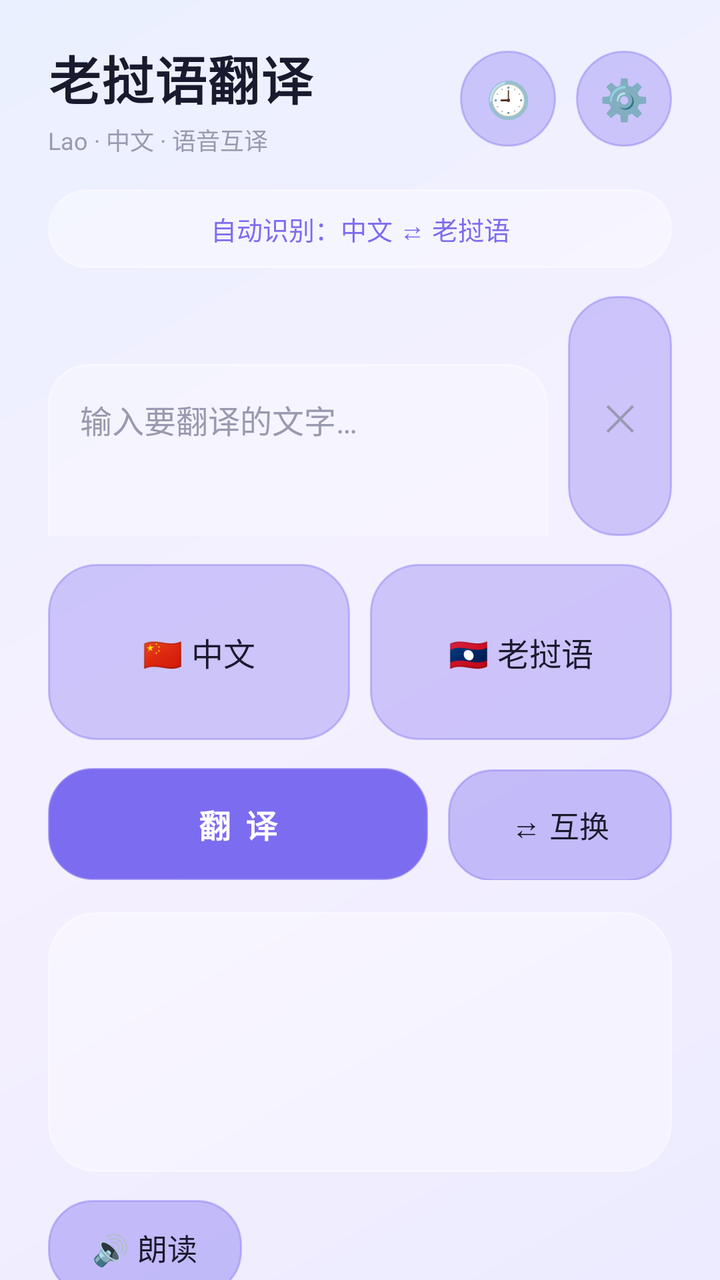
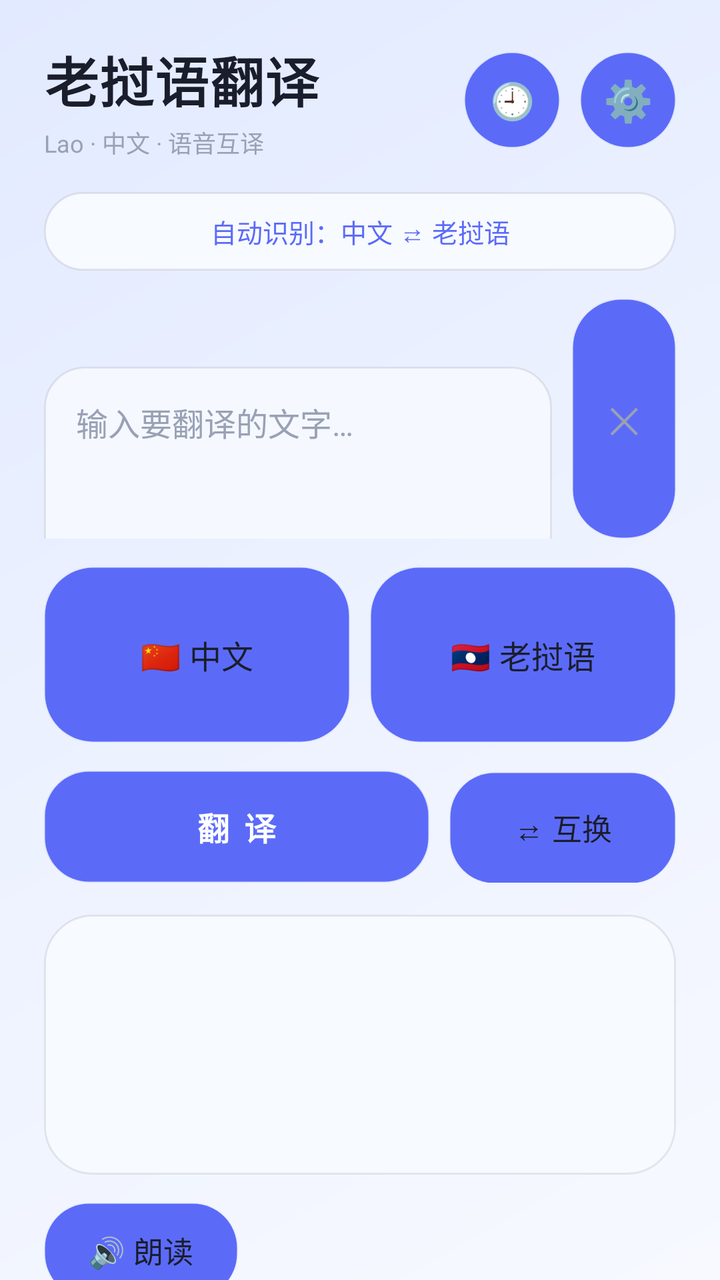

Screens rendered from an Android XML layout before and after an edit, with the pre-edit source and the edit as a unified diff.
<!-- AndroidManifest.xml: application theme Theme.LaoTran -->
<!-- res/layout/activity_main.xml -->
<?xml version="1.0" encoding="utf-8"?>
<ScrollView xmlns:android="http://schemas.android.com/apk/res/android"
    android:layout_width="match_parent"
    android:layout_height="match_parent"
    android:fitsSystemWindows="true"
    android:fillViewport="true"
    android:scrollbars="none">

    <LinearLayout
        android:layout_width="match_parent"
        android:layout_height="wrap_content"
        android:orientation="vertical"
        android:paddingStart="24dp"
        android:paddingEnd="24dp"
        android:paddingTop="20dp"
        android:paddingBottom="24dp">

        
        <LinearLayout
            android:layout_width="match_parent"
            android:layout_height="wrap_content"
            android:orientation="horizontal"
            android:gravity="center_vertical">

            <LinearLayout
                android:layout_width="0dp"
                android:layout_height="wrap_content"
                android:layout_weight="1"
                android:orientation="vertical">

                <TextView
                    android:layout_width="wrap_content"
                    android:layout_height="wrap_content"
                    android:text="@string/app_name"
                    android:textSize="26sp"
                    android:textStyle="bold"
                    android:textColor="@color/text_primary"
                    android:letterSpacing="0.02" />

                <TextView
                    android:layout_width="wrap_content"
                    android:layout_height="wrap_content"
                    android:text="@string/app_subtitle"
                    android:textSize="12sp"
                    android:textColor="@color/text_hint"
                    android:layout_marginTop="3dp" />
            </LinearLayout>

            <Button
                android:id="@+id/historyBtn"
                android:layout_width="48dp"
                android:layout_height="48dp"
                android:minWidth="0dp"
                android:minHeight="0dp"
                android:padding="0dp"
                android:background="@drawable/bg_glass_card"
                android:text="🕘"
                android:textSize="18sp"
                android:insetTop="0dp"
                android:insetBottom="0dp"
                android:layout_marginEnd="10dp" />
            <Button
                android:id="@+id/settingsBtn"
                android:layout_width="48dp"
                android:layout_height="48dp"
                android:minWidth="0dp"
                android:minHeight="0dp"
                android:padding="0dp"
                android:background="@drawable/bg_glass_card"
                android:text="⚙️"
                android:textSize="20sp"
                android:insetTop="0dp"
                android:insetBottom="0dp" />
        </LinearLayout>

        
        <TextView
            android:id="@+id/dirLabel"
            android:layout_width="match_parent"
            android:layout_height="wrap_content"
            android:background="@drawable/bg_glass_chip"
            android:paddingStart="16dp"
            android:paddingEnd="16dp"
            android:paddingTop="10dp"
            android:paddingBottom="10dp"
            android:gravity="center"
            android:text="@string/auto_recognize"
            android:textSize="13sp"
            android:textColor="@color/accent_purple"
            android:clickable="true"
            android:focusable="true"
            android:contentDescription="翻译方向：点击切换 自动 / 中文转老挝语 / 老挝语转中文"
            android:layout_marginTop="16dp" />

        
        <LinearLayout
            android:layout_width="match_parent"
            android:layout_height="wrap_content"
            android:orientation="horizontal"
            android:gravity="top"
            android:layout_marginTop="14dp">

            <EditText
                android:id="@+id/inputText"
                android:layout_width="0dp"
                android:layout_height="wrap_content"
                android:layout_weight="1"
                android:minHeight="120dp"
                android:gravity="top|start"
                android:background="@drawable/bg_glass_input"
                android:padding="16dp"
                android:hint="@string/hint_input"
                android:textColorHint="@color/text_hint"
                android:textColor="@color/text_primary"
                android:textSize="16sp"
                android:inputType="textMultiLine"
                android:minLines="4" />

            <Button
                android:id="@+id/clearBtn"
                android:layout_width="52dp"
                android:layout_height="120dp"
                android:minWidth="0dp"
                android:minHeight="0dp"
                android:padding="0dp"
                android:insetTop="0dp"
                android:insetBottom="0dp"
                android:layout_marginStart="10dp"
                android:background="@drawable/bg_glass_card"
                android:text="@string/clear_btn"
                android:textSize="18sp"
                android:textColor="@color/text_hint"
                android:contentDescription="@string/clear_cd" />
        </LinearLayout>

        
        <LinearLayout
            android:layout_width="match_parent"
            android:layout_height="wrap_content"
            android:orientation="horizontal"
            android:layout_marginTop="14dp">

            <Button
                android:id="@+id/voiceZhBtn"
                android:layout_width="0dp"
                android:layout_height="88dp"
                android:layout_weight="1"
                android:minWidth="0dp"
                android:minHeight="0dp"
                android:insetTop="0dp"
                android:insetBottom="0dp"
                android:padding="0dp"
                android:background="@drawable/bg_glass_card"
                android:text="@string/voice_zh"
                android:textSize="16sp"
                android:textColor="@color/text_primary"
                android:contentDescription="@string/cd_voice_zh"
                android:layout_marginEnd="10dp" />

            <Button
                android:id="@+id/voiceLaBtn"
                android:layout_width="0dp"
                android:layout_height="88dp"
                android:layout_weight="1"
                android:minWidth="0dp"
                android:minHeight="0dp"
                android:insetTop="0dp"
                android:insetBottom="0dp"
                android:padding="0dp"
                android:background="@drawable/bg_glass_card"
                android:text="@string/voice_lo"
                android:textSize="16sp"
                android:textColor="@color/text_primary"
                android:contentDescription="@string/cd_voice_la" />
        </LinearLayout>

        
        <LinearLayout
            android:layout_width="match_parent"
            android:layout_height="wrap_content"
            android:orientation="horizontal"
            android:layout_marginTop="14dp">

            <Button
                android:id="@+id/translateBtn"
                android:layout_width="0dp"
                android:layout_height="56dp"
                android:layout_weight="1.7"
                android:minWidth="0dp"
                android:minHeight="0dp"
                android:insetTop="0dp"
                android:insetBottom="0dp"
                android:background="@drawable/bg_glass_primary"
                android:text="@string/btn_translate"
                android:textSize="16sp"
                android:textStyle="bold"
                android:textColor="#FFFFFF"
                android:letterSpacing="0.1"
                android:layout_marginEnd="10dp" />

            <Button
                android:id="@+id/swapBtn"
                android:layout_width="0dp"
                android:layout_height="56dp"
                android:layout_weight="1"
                android:minWidth="0dp"
                android:minHeight="0dp"
                android:insetTop="0dp"
                android:insetBottom="0dp"
                android:background="@drawable/bg_glass_secondary"
                android:text="@string/btn_swap"
                android:textSize="15sp"
                android:textColor="@color/text_primary" />
        </LinearLayout>

        
        <TextView
            android:id="@+id/resultText"
            android:layout_width="match_parent"
            android:layout_height="wrap_content"
            android:minHeight="130dp"
            android:gravity="top|start"
            android:background="@drawable/bg_glass_card"
            android:padding="16dp"
            android:textSize="18sp"
            android:textColor="@color/text_primary"
            android:lineSpacingExtra="4dp"
            android:text=""
            android:layout_marginTop="16dp" />

        
        <Button
            android:id="@+id/speakBtn"
            android:layout_width="wrap_content"
            android:layout_height="48dp"
            android:minWidth="0dp"
            android:minHeight="0dp"
            android:insetTop="0dp"
            android:insetBottom="0dp"
            android:paddingStart="22dp"
            android:paddingEnd="22dp"
            android:background="@drawable/bg_glass_secondary"
            android:text="@string/btn_speak"
            android:textSize="15sp"
            android:textColor="@color/text_primary"
            android:layout_marginTop="14dp" />

        <LinearLayout
            android:layout_width="match_parent"
            android:layout_height="wrap_content"
            android:orientation="vertical"
            android:layout_marginTop="14dp">

            <TextView
                android:layout_width="wrap_content"
                android:layout_height="wrap_content"
                android:text="@string/speed_label"
                android:textSize="12sp"
                android:textColor="@color/text_hint" />

            <RadioGroup
                android:id="@+id/speedGroup"
                android:layout_width="match_parent"
                android:layout_height="wrap_content"
                android:orientation="horizontal"
                android:background="@drawable/bg_glass_pill"
                android:padding="4dp"
                android:layout_marginTop="6dp">

                <RadioButton
                    android:id="@+id/speed075"
                    android:layout_width="0dp"
                    android:layout_height="40dp"
                    android:layout_weight="1"
                    android:button="@null"
                    android:background="@drawable/bg_radio_seg"
                    android:gravity="center"
                    android:text="0.75"
                    android:textSize="12sp"
                    android:textColor="@color/text_seg_selector" />

                <RadioButton
                    android:id="@+id/speed100"
                    android:layout_width="0dp"
                    android:layout_height="40dp"
                    android:layout_weight="1"
                    android:button="@null"
                    android:background="@drawable/bg_radio_seg"
                    android:gravity="center"
                    android:text="1.0"
                    android:textSize="12sp"
                    android:textColor="@color/text_seg_selector"
                    android:checked="true" />

                <RadioButton
                    android:id="@+id/speed125"
                    android:layout_width="0dp"
                    android:layout_height="40dp"
                    android:layout_weight="1"
                    android:button="@null"
                    android:background="@drawable/bg_radio_seg"
                    android:gravity="center"
                    android:text="1.25"
                    android:textSize="12sp"
                    android:textColor="@color/text_seg_selector" />

                <RadioButton
                    android:id="@+id/speed150"
                    android:layout_width="0dp"
                    android:layout_height="40dp"
                    android:layout_weight="1"
                    android:button="@null"
                    android:background="@drawable/bg_radio_seg"
                    android:gravity="center"
                    android:text="1.5"
                    android:textSize="12sp"
                    android:textColor="@color/text_seg_selector" />

                <RadioButton
                    android:id="@+id/speed200"
                    android:layout_width="0dp"
                    android:layout_height="40dp"
                    android:layout_weight="1"
                    android:button="@null"
                    android:background="@drawable/bg_radio_seg"
                    android:gravity="center"
                    android:text="2.0"
                    android:textSize="12sp"
                    android:textColor="@color/text_seg_selector" />
            </RadioGroup>
        </LinearLayout>

        <TextView
            android:id="@+id/statusText"
            android:layout_width="match_parent"
            android:layout_height="wrap_content"
            android:textSize="12sp"
            android:textColor="@color/text_hint"
            android:layout_marginTop="12dp" />

    </LinearLayout>
</ScrollView>
<!-- resources referenced by this layout -->
<resources>
  <color name="accent_purple">#7C6CF0</color>
  <color name="text_hint">#9999B0</color>
  <color name="text_primary">#1A1A2E</color>
  <!-- drawable bg_glass_card (drawable) -->
  <?xml version="1.0" encoding="utf-8"?>
  <shape xmlns:android="http://schemas.android.com/apk/res/android"
      android:shape="rectangle">
      <corners android:radius="24dp" />
      <solid android:color="@color/glass_card" />
      <stroke
          android:width="1dp"
          android:color="@color/glass_stroke" />
  </shape>
  <!-- drawable bg_glass_chip (drawable) -->
  <?xml version="1.0" encoding="utf-8"?>
  <shape xmlns:android="http://schemas.android.com/apk/res/android"
      android:shape="rectangle">
      <corners android:radius="999dp" />
      <solid android:color="@color/glass_card" />
      <stroke
          android:width="1dp"
          android:color="@color/glass_stroke" />
  </shape>
  <!-- drawable bg_glass_pill (drawable) -->
  <?xml version="1.0" encoding="utf-8"?>
  <shape xmlns:android="http://schemas.android.com/apk/res/android"
      android:shape="rectangle">
      <corners android:radius="18dp" />
      <solid android:color="#33FFFFFF" />
      <stroke
          android:width="1dp"
          android:color="@color/glass_stroke" />
  </shape>
  <!-- drawable bg_radio_seg (drawable) -->
  <?xml version="1.0" encoding="utf-8"?>
  <selector xmlns:android="http://schemas.android.com/apk/res/android">
      <item android:state_checked="true" android:drawable="@drawable/bg_glass_pill_selected" />
      <item android:drawable="@android:color/transparent" />
  </selector>
  <string name="app_name">老挝语翻译</string>
  <string name="app_subtitle">Lao · 中文 · 语音互译</string>
  <string name="auto_recognize">自动识别：中文 ⇄ 老挝语</string>
  <string name="btn_speak">🔊 朗读</string>
  <string name="btn_swap">⇄ 互换</string>
  <string name="btn_translate">翻 译</string>
  <string name="cd_voice_la">老挝语语音输入</string>
  <string name="cd_voice_zh">中文语音输入</string>
  <string name="clear_btn">✕</string>
  <string name="clear_cd">清空输入</string>
  <string name="hint_input">输入要翻译的文字…</string>
  <string name="speed_label">朗读语速</string>
  <string name="voice_lo">🇱🇦 老挝语</string>
  <string name="voice_zh">🇨🇳 中文</string>
  <style name="Theme.LaoTran" parent="Theme.Material3.DayNight.NoActionBar">
          <item name="colorPrimary">@color/accent_purple</item>
          <item name="colorSecondary">@color/accent_blue</item>
          <item name="colorOnPrimary">#FFFFFF</item>
          <item name="android:windowBackground">@drawable/bg_gradient</item>
          <item name="android:statusBarColor">@android:color/transparent</item>
          <item name="android:navigationBarColor">@color/glass_surface</item>
          <item name="android:windowLightStatusBar">true</item>
          <item name="android:windowLightNavigationBar">true</item>
          <item name="android:windowDrawsSystemBarBackgrounds">true</item>
          <item name="android:windowNoTitle">true</item>
          <item name="android:fontFamily">sans-serif</item>
          <item name="android:textColor">@color/text_primary</item>
          <item name="android:colorAccent">@color/accent_purple</item>
      </style>
  <color name="glass_card">#55FFFFFF</color>
  <color name="glass_stroke">#66FFFFFF</color>
  <color name="glass_input">#40FFFFFF</color>
  <color name="accent_blue">#5B9DF6</color>
  <color name="glass_stroke_high">#99FFFFFF</color>
  <color name="glass_card_mid">#66FFFFFF</color>
  <!-- drawable bg_glass_pill_selected (drawable) -->
  <?xml version="1.0" encoding="utf-8"?>
  <shape xmlns:android="http://schemas.android.com/apk/res/android"
      android:shape="rectangle">
      <corners android:radius="14dp" />
      <solid android:color="#E8FFFFFF" />
      <stroke
          android:width="1dp"
          android:color="#CCFFFFFF" />
  </shape>
  <color name="glass_surface">#CCFFFFFF</color>
  <color name="gradient_start">#ECEBFF</color>
  <color name="gradient_mid">#F5F0FF</color>
  <color name="gradient_end">#EAF0FF</color>
  <!-- unchanged entries left out for length: 4 -->
</resources>

<!-- the commit's change to res/layout/activity_main.xml (unified diff, before → after) -->
@@ -10,8 +10,8 @@
         android:layout_width="match_parent"
         android:layout_height="wrap_content"
         android:orientation="vertical"
-        android:paddingStart="24dp"
-        android:paddingEnd="24dp"
+        android:paddingStart="22dp"
+        android:paddingEnd="22dp"
         android:paddingTop="20dp"
         android:paddingBottom="24dp">
 
@@ -32,7 +32,7 @@
                     android:layout_width="wrap_content"
                     android:layout_height="wrap_content"
                     android:text="@string/app_name"
-                    android:textSize="26sp"
+                    android:textSize="27sp"
                     android:textStyle="bold"
                     android:textColor="@color/text_primary"
                     android:letterSpacing="0.02" />
@@ -54,6 +54,7 @@
                 android:minHeight="0dp"
                 android:padding="0dp"
                 android:background="@drawable/bg_glass_card"
+                android:elevation="2dp"
                 android:text="🕘"
                 android:textSize="18sp"
                 android:insetTop="0dp"
@@ -67,18 +68,19 @@
                 android:minHeight="0dp"
                 android:padding="0dp"
                 android:background="@drawable/bg_glass_card"
+                android:elevation="2dp"
                 android:text="⚙️"
                 android:textSize="20sp"
                 android:insetTop="0dp"
                 android:insetBottom="0dp" />
         </LinearLayout>
-
         
         <TextView
             android:id="@+id/dirLabel"
             android:layout_width="match_parent"
             android:layout_height="wrap_content"
             android:background="@drawable/bg_glass_chip"
+            android:elevation="3dp"
             android:paddingStart="16dp"
             android:paddingEnd="16dp"
             android:paddingTop="10dp"
@@ -91,7 +93,6 @@
             android:focusable="true"
             android:contentDescription="翻译方向：点击切换 自动 / 中文转老挝语 / 老挝语转中文"
             android:layout_marginTop="16dp" />
-
         
         <LinearLayout
             android:layout_width="match_parent"
@@ -99,7 +100,6 @@
             android:orientation="horizontal"
             android:gravity="top"
             android:layout_marginTop="14dp">
-
             <EditText
                 android:id="@+id/inputText"
                 android:layout_width="0dp"
@@ -108,6 +108,7 @@
                 android:minHeight="120dp"
                 android:gravity="top|start"
                 android:background="@drawable/bg_glass_input"
+                android:elevation="2dp"
                 android:padding="16dp"
                 android:hint="@string/hint_input"
                 android:textColorHint="@color/text_hint"
@@ -115,7 +116,6 @@
                 android:textSize="16sp"
                 android:inputType="textMultiLine"
                 android:minLines="4" />
-
             <Button
                 android:id="@+id/clearBtn"
                 android:layout_width="52dp"
@@ -127,19 +127,18 @@
                 android:insetBottom="0dp"
                 android:layout_marginStart="10dp"
                 android:background="@drawable/bg_glass_card"
+                android:elevation="2dp"
                 android:text="@string/clear_btn"
                 android:textSize="18sp"
                 android:textColor="@color/text_hint"
                 android:contentDescription="@string/clear_cd" />
         </LinearLayout>
-
         
         <LinearLayout
             android:layout_width="match_parent"
             android:layout_height="wrap_content"
             android:orientation="horizontal"
             android:layout_marginTop="14dp">
-
             <Button
                 android:id="@+id/voiceZhBtn"
                 android:layout_width="0dp"
@@ -151,12 +150,12 @@
                 android:insetBottom="0dp"
                 android:padding="0dp"
                 android:background="@drawable/bg_glass_card"
+                android:elevation="2dp"
                 android:text="@string/voice_zh"
                 android:textSize="16sp"
                 android:textColor="@color/text_primary"
                 android:contentDescription="@string/cd_voice_zh"
                 android:layout_marginEnd="10dp" />
-
             <Button
                 android:id="@+id/voiceLaBtn"
                 android:layout_width="0dp"
@@ -168,19 +167,18 @@
                 android:insetBottom="0dp"
                 android:padding="0dp"
                 android:background="@drawable/bg_glass_card"
+                android:elevation="2dp"
                 android:text="@string/voice_lo"
                 android:textSize="16sp"
                 android:textColor="@color/text_primary"
                 android:contentDescription="@string/cd_voice_la" />
         </LinearLayout>
-
         
         <LinearLayout
             android:layout_width="match_parent"
             android:layout_height="wrap_content"
             android:orientation="horizontal"
             android:layout_marginTop="14dp">
-
             <Button
                 android:id="@+id/translateBtn"
                 android:layout_width="0dp"
@@ -191,13 +189,13 @@
                 android:insetTop="0dp"
                 android:insetBottom="0dp"
                 android:background="@drawable/bg_glass_primary"
+                android:elevation="8dp"
                 android:text="@string/btn_translate"
                 android:textSize="16sp"
                 android:textStyle="bold"
                 android:textColor="#FFFFFF"
                 android:letterSpacing="0.1"
                 android:layout_marginEnd="10dp" />
-
             <Button
                 android:id="@+id/swapBtn"
                 android:layout_width="0dp"
@@ -208,11 +206,11 @@
                 android:insetTop="0dp"
                 android:insetBottom="0dp"
                 android:background="@drawable/bg_glass_secondary"
+                android:elevation="4dp"
                 android:text="@string/btn_swap"
                 android:textSize="15sp"
                 android:textColor="@color/text_primary" />
         </LinearLayout>
-
         
         <TextView
             android:id="@+id/resultText"
@@ -221,14 +219,13 @@
             android:minHeight="130dp"
             android:gravity="top|start"
             android:background="@drawable/bg_glass_card"
+            android:elevation="4dp"
             android:padding="16dp"
             android:textSize="18sp"
             android:textColor="@color/text_primary"
             android:lineSpacingExtra="4dp"
             android:text=""
             android:layout_marginTop="16dp" />
-
-        
         <Button
             android:id="@+id/speakBtn"
             android:layout_width="wrap_content"
@@ -240,33 +237,31 @@
             android:paddingStart="22dp"
             android:paddingEnd="22dp"
             android:background="@drawable/bg_glass_secondary"
+            android:elevation="4dp"
             android:text="@string/btn_speak"
             android:textSize="15sp"
             android:textColor="@color/text_primary"
             android:layout_marginTop="14dp" />
-
         <LinearLayout
             android:layout_width="match_parent"
             android:layout_height="wrap_content"
             android:orientation="vertical"
             android:layout_marginTop="14dp">
-
             <TextView
                 android:layout_width="wrap_content"
                 android:layout_height="wrap_content"
                 android:text="@string/speed_label"
                 android:textSize="12sp"
                 android:textColor="@color/text_hint" />
-
             <RadioGroup
                 android:id="@+id/speedGroup"
                 android:layout_width="match_parent"
                 android:layout_height="wrap_content"
                 android:orientation="horizontal"
                 android:background="@drawable/bg_glass_pill"
+                android:elevation="2dp"
                 android:padding="4dp"
                 android:layout_marginTop="6dp">
-
                 <RadioButton
                     android:id="@+id/speed075"
                     android:layout_width="0dp"
@@ -278,7 +273,6 @@
                     android:text="0.75"
                     android:textSize="12sp"
                     android:textColor="@color/text_seg_selector" />
-
                 <RadioButton
                     android:id="@+id/speed100"
                     android:layout_width="0dp"
@@ -291,7 +285,6 @@
                     android:textSize="12sp"
                     android:textColor="@color/text_seg_selector"
                     android:checked="true" />
-
                 <RadioButton
                     android:id="@+id/speed125"
                     android:layout_width="0dp"
@@ -303,7 +296,6 @@
                     android:text="1.25"
                     android:textSize="12sp"
                     android:textColor="@color/text_seg_selector" />
-
                 <RadioButton
                     android:id="@+id/speed150"
                     android:layout_width="0dp"
@@ -315,7 +307,6 @@
                     android:text="1.5"
                     android:textSize="12sp"
                     android:textColor="@color/text_seg_selector" />
-
                 <RadioButton
                     android:id="@+id/speed200"
                     android:layout_width="0dp"
@@ -329,7 +320,6 @@
                     android:textColor="@color/text_seg_selector" />
             </RadioGroup>
         </LinearLayout>
-
         <TextView
             android:id="@+id/statusText"
             android:layout_width="match_parent"
<!-- resource entries referenced after the edit -->
@@ -1,8 +1,8 @@
 <!-- resources referenced by this layout -->
 <resources>
-  <color name="accent_purple">#7C6CF0</color>
-  <color name="text_hint">#9999B0</color>
-  <color name="text_primary">#1A1A2E</color>
+  <color name="accent_purple">#5B6BF8</color>
+  <color name="text_hint">#99A1B5</color>
+  <color name="text_primary">#1A1D2B</color>
   <!-- drawable bg_glass_card (drawable) -->
   <?xml version="1.0" encoding="utf-8"?>
   <shape xmlns:android="http://schemas.android.com/apk/res/android"
@@ -59,7 +59,7 @@
           <item name="colorOnPrimary">#FFFFFF</item>
           <item name="android:windowBackground">@drawable/bg_gradient</item>
           <item name="android:statusBarColor">@android:color/transparent</item>
-          <item name="android:navigationBarColor">@color/glass_surface</item>
+          <item name="android:navigationBarColor">@color/surface</item>
           <item name="android:windowLightStatusBar">true</item>
           <item name="android:windowLightNavigationBar">true</item>
           <item name="android:windowDrawsSystemBarBackgrounds">true</item>
@@ -68,12 +68,12 @@
           <item name="android:textColor">@color/text_primary</item>
           <item name="android:colorAccent">@color/accent_purple</item>
       </style>
-  <color name="glass_card">#55FFFFFF</color>
-  <color name="glass_stroke">#66FFFFFF</color>
-  <color name="glass_input">#40FFFFFF</color>
-  <color name="accent_blue">#5B9DF6</color>
-  <color name="glass_stroke_high">#99FFFFFF</color>
-  <color name="glass_card_mid">#66FFFFFF</color>
+  <color name="glass_card">#F7FAFF</color>
+  <color name="glass_stroke">#14000000</color>
+  <color name="glass_input">#F5F8FF</color>
+  <color name="accent_blue">#7B8CFF</color>
+  <color name="glass_stroke_high">#22000000</color>
+  <color name="glass_card_mid">#EAF0FB</color>
   <!-- drawable bg_glass_pill_selected (drawable) -->
   <?xml version="1.0" encoding="utf-8"?>
   <shape xmlns:android="http://schemas.android.com/apk/res/android"
@@ -84,10 +84,10 @@
           android:width="1dp"
           android:color="#CCFFFFFF" />
   </shape>
-  <color name="glass_surface">#CCFFFFFF</color>
-  <color name="gradient_start">#ECEBFF</color>
-  <color name="gradient_mid">#F5F0FF</color>
-  <color name="gradient_end">#EAF0FF</color>
+  <color name="surface">#F4F6FF</color>
+  <color name="gradient_start">#F7F9FF</color>
+  <color name="gradient_mid">#EDF2FF</color>
+  <color name="gradient_end">#E2EAFF</color>
   <!-- unchanged entries left out for length: 4 -->
 </resources>
 
